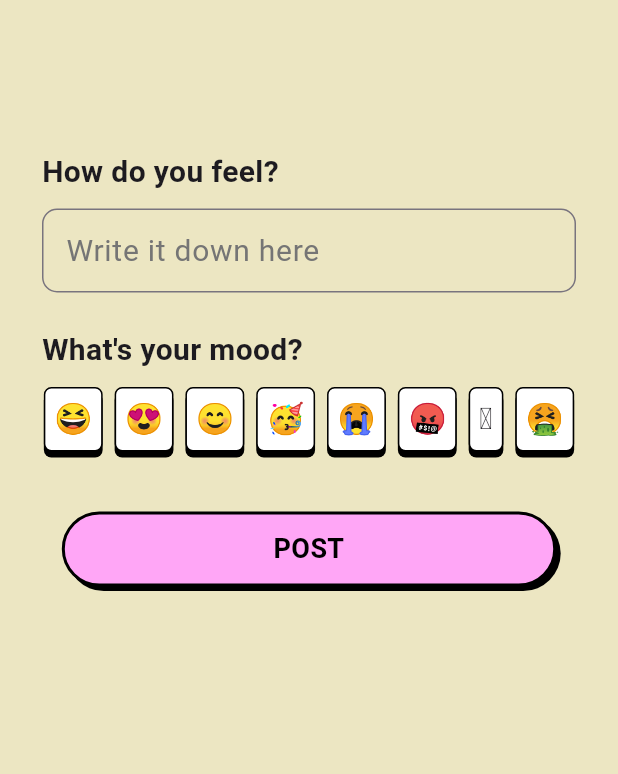
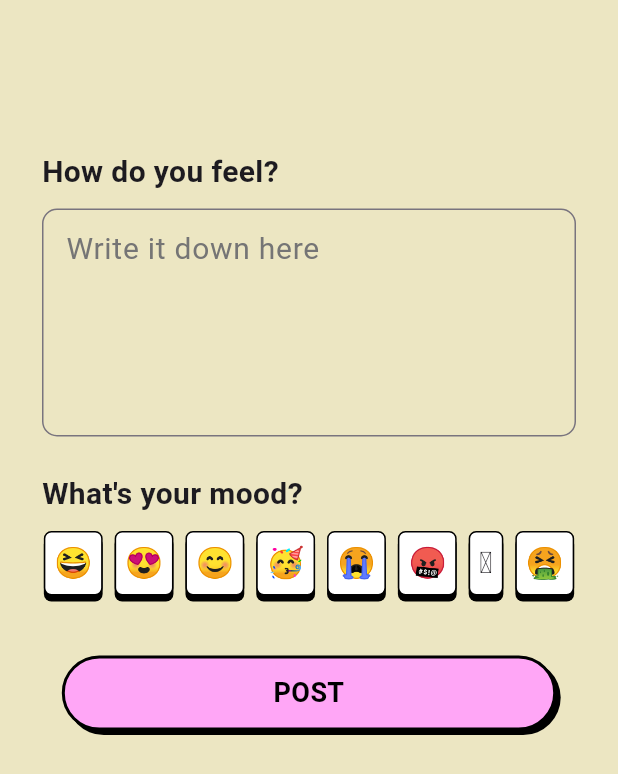
Before and after one commit to Yum2ji/mood_tracker, a Flutter app: the PostScreen screen opened directly, on a phone screen of 412 x 824 dp. Shown: the top 774 px of the screen. Run offline on Flutter 3.47's test engine with Material 3 defaults, Android fonts, the phone set to English and light mode, and no system bars; our stand-ins replace cloud_firestore, firebase_auth, firebase_core, flutter_riverpod, font_awesome_flutter, go_router and 1 more; accounts and stored records are empty.

```diff
--- a/lib/features/authentication/widgets/common/common_form.dart
+++ b/lib/features/authentication/views/common/common_form.dart
@@ -7,9 +7,9 @@ import 'package:mood_tracker/constants/gaps.dart';
 import 'package:mood_tracker/constants/sizes.dart';
 import 'package:mood_tracker/features/authentication/view_models/login_view_models.dart';
 import 'package:mood_tracker/features/authentication/view_models/signup_view_model.dart';
-import 'package:mood_tracker/features/authentication/widgets/common/alert_enter.dart';
-import 'package:mood_tracker/features/authentication/widgets/login_screen.dart';
-import 'package:mood_tracker/features/authentication/widgets/sign_up_screen.dart';
+import 'package:mood_tracker/features/authentication/views/common/alert_enter.dart';
+import 'package:mood_tracker/features/authentication/views/login_screen.dart';
+import 'package:mood_tracker/features/authentication/views/sign_up_screen.dart';
 
 class CommonForm extends ConsumerStatefulWidget {
   final String title;
--- a/lib/features/authentication/widgets/login_screen.dart
+++ b/lib/features/authentication/views/login_screen.dart
@@ -1,7 +1,7 @@
 import 'package:flutter/src/widgets/framework.dart';
 import 'package:flutter_riverpod/flutter_riverpod.dart';
-import 'package:mood_tracker/features/authentication/widgets/common/common_form.dart';
-import 'package:mood_tracker/features/authentication/widgets/sign_up_screen.dart';
+import 'package:mood_tracker/features/authentication/views/common/common_form.dart';
+import 'package:mood_tracker/features/authentication/views/sign_up_screen.dart';
 
 class LoginScreen extends ConsumerWidget {
   static const routeName = "logIn";
--- a/lib/features/authentication/widgets/sign_up_screen.dart
+++ b/lib/features/authentication/views/sign_up_screen.dart
@@ -1,7 +1,7 @@
 import 'package:flutter/src/widgets/framework.dart';
 import 'package:flutter_riverpod/flutter_riverpod.dart';
-import 'package:mood_tracker/features/authentication/widgets/common/common_form.dart';
-import 'package:mood_tracker/features/authentication/widgets/login_screen.dart';
+import 'package:mood_tracker/features/authentication/views/common/common_form.dart';
+import 'package:mood_tracker/features/authentication/views/login_screen.dart';
 
 class SignUpScreen extends ConsumerWidget {
   static String routeName = "signup";
--- a/lib/features/home/views/widgets/message_form.dart
+++ b/lib/features/home/views/widgets/message_form.dart
@@ -68,15 +68,15 @@ class _MessageFormState extends ConsumerState<MessageForm> {
                 style: TextStyle(
                   fontSize: Sizes.size18,
                   color: Colors.black,
-                  fontWeight: FontWeight.w600,
+                  fontWeight: FontWeight.w400,
                 ),
               ),
             ],
           ),
         ),
-        Gaps.v16,
+        Gaps.v8,
         Text(
-          "${widget.createdTime} ago",
+          widget.createdTime,
           style: TextStyle(
             fontSize: Sizes.size16,
             fontWeight: FontWeight.w500,
--- /dev/null
+++ b/lib/features/post/models/post_model.dart
@@ -0,0 +1,29 @@
+class PostModel {
+  final String moodDescription;
+  final String moodIcon;
+  final String createdDate;
+
+  PostModel({
+    required this.moodDescription,
+    required this.moodIcon,
+    required this.createdDate,
+  });
+
+  PostModel.empty()
+      : moodDescription = "",
+        moodIcon = "",
+        createdDate = "";
+
+  PostModel.fromJson({required Map<String, dynamic> json})
+      : moodDescription = json["moodDescription"],
+        moodIcon = json["moodIcon"],
+        createdDate = json["createdDate"];
+
+  Map<String, dynamic> toJson() {
+    return {
+      "moodDescription": moodDescription,
+      "moodIcon": moodIcon,
+      "createdDate": createdDate,
+    };
+  }
+}
--- a/lib/features/post/views/post_screen.dart
+++ b/lib/features/post/views/post_screen.dart
@@ -1,8 +1,10 @@
 import 'package:flutter/material.dart';
-import 'package:flutter/src/widgets/framework.dart';
 import 'package:flutter_riverpod/flutter_riverpod.dart';
 import 'package:mood_tracker/constants/gaps.dart';
 import 'package:mood_tracker/constants/sizes.dart';
+import 'package:mood_tracker/features/home/view_models/timeline_view_models.dart';
+import 'package:mood_tracker/features/post/models/post_model.dart';
+import 'package:mood_tracker/features/post/view_models/post_view_model.dart';
 
 class PostScreen extends ConsumerStatefulWidget {
   const PostScreen({super.key});
@@ -12,15 +14,53 @@ class PostScreen extends ConsumerStatefulWidget {
 }
 
 class PostScreenState extends ConsumerState<PostScreen> {
+  final TextEditingController _feelConroller = TextEditingController();
+  List<String> moods = ["😆", "😍", "😊", "🥳", "😭", "🤬", "🫠", "🤮"];
+  String _feel = "";
+  int _selectedMoodIdx = 8;
+
+  @override
+  void initState() {
+    super.initState();
+
+    _feelConroller.addListener(() {
+      setState(() {
+        _feel = _feelConroller.text;
+      });
+    });
+  }
+
+  @override
+  void dispose() {
+    _feelConroller.dispose();
+    super.dispose();
+  }
+
   void _onScaffoldTap() {
     FocusScope.of(context).unfocus();
+  }
+
+  void _onMoodTap(int idx) {
+    setState(() {
+      _selectedMoodIdx = idx;
+    });
+  }
+
+  void _onPostSummit() {
+    final postInfo = PostModel(
+      moodDescription: _feel,
+      moodIcon: moods[_selectedMoodIdx],
+      createdDate: DateTime.now().toString(),
+    );
+    ref.read(postProvider.notifier).writePost(context, postInfo);
+
   }
 
   @override
   Widget build(BuildContext context) {
     final realSize = MediaQuery.of(context).size;
     return GestureDetector(
-      onTap:_onScaffoldTap ,
+      onTap: _onScaffoldTap,
       child: Scaffold(
         body: Padding(
           padding: EdgeInsets.symmetric(
@@ -41,22 +81,26 @@ class PostScreenState extends ConsumerState<PostScreen> {
               ),
               Gaps.v10,
               TextField(
+                controller: _feelConroller,
+                maxLines: 5,
+                minLines: 5,
                 decoration: InputDecoration(
+                  alignLabelWithHint: true,
                   labelText: 'Write it down here',
                   labelStyle: TextStyle(
                     color: Colors.grey.shade600,
                     fontSize: Sizes.size20,
                     fontWeight: FontWeight.w400,
-                  ), // 레이블 텍스트
+                  ),
                   border: OutlineInputBorder(
                     borderSide: BorderSide(
                       color: Colors.black,
-                    ), // 검은색 테두리
-                    borderRadius: BorderRadius.circular(10.0), // 둥근 모서리
+                    ),
+                    borderRadius: BorderRadius.circular(10.0),
                   ),
                   focusedBorder: OutlineInputBorder(
-                    borderSide: BorderSide(color: Colors.black), // 검은색 테두리
-                    borderRadius: BorderRadius.circular(10.0), // 둥근 모서리
+                    borderSide: BorderSide(color: Colors.black),
+                    borderRadius: BorderRadius.circular(10.0),
                   ),
                 ),
               ),
@@ -72,9 +116,13 @@ class PostScreenState extends ConsumerState<PostScreen> {
               Row(
                 mainAxisAlignment: MainAxisAlignment.center,
                 children: [
-                  Container(
+                  GestureDetector(
+                    onTap: () => _onMoodTap(0),
+                    child: Container(
                       decoration: BoxDecoration(
-                      color: Colors.white,
+                        color: _selectedMoodIdx == 0
+                            ? Color(0xFFFFA6F6)
+                            : Colors.white,
                         border: Border.all(
                           width: 1,
                         ),
@@ -95,10 +143,15 @@ class PostScreenState extends ConsumerState<PostScreen> {
                         ),
                       ),
                     ),
+                  ),
                   Gaps.h8,
-                  Container(
+                  GestureDetector(
+                    onTap: () => _onMoodTap(1),
+                    child: Container(
                       decoration: BoxDecoration(
-                      color: Colors.white,
+                        color: _selectedMoodIdx == 1
+                            ? Color(0xFFFFA6F6)
+                            : Colors.white,
                         border: Border.all(
                           width: 1,
                         ),
@@ -119,10 +172,15 @@ class PostScreenState extends ConsumerState<PostScreen> {
                         ),
                       ),
                     ),
+                  ),
                   Gaps.h8,
-                  Container(
+                  GestureDetector(
+                    onTap: () => _onMoodTap(2),
+                    child: Container(
                       decoration: BoxDecoration(
-                      color: Colors.white,
+                        color: _selectedMoodIdx == 2
+                            ? Color(0xFFFFA6F6)
+                            : Colors.white,
                         border: Border.all(
                           width: 1,
                         ),
@@ -143,10 +201,15 @@ class PostScreenState extends ConsumerState<PostScreen> {
                         ),
                       ),
                     ),
+                  ),
                   Gaps.h8,
-                  Container(
+                  GestureDetector(
+                    onTap: () => _onMoodTap(3),
+                    child: Container(
                       decoration: BoxDecoration(
-                      color: Colors.white,
+                        color: _selectedMoodIdx == 3
+                            ? Color(0xFFFFA6F6)
+                            : Colors.white,
                         border: Border.all(
                           width: 1,
                         ),
@@ -167,10 +230,15 @@ class PostScreenState extends ConsumerState<PostScreen> {
                         ),
                       ),
                     ),
+                  ),
                   Gaps.h8,
-                  Container(
+                  GestureDetector(
+                    onTap: () => _onMoodTap(4),
+                    child: Container(
                       decoration: BoxDecoration(
-                      color: Colors.white,
+                        color: _selectedMoodIdx == 4
+                            ? Color(0xFFFFA6F6)
+                            : Colors.white,
                         border: Border.all(
                           width: 1,
                         ),
@@ -191,10 +259,15 @@ class PostScreenState extends ConsumerState<PostScreen> {
                         ),
                       ),
                     ),
+                  ),
                   Gaps.h8,
-                  Container(
+                  GestureDetector(
+                    onTap: () => _onMoodTap(5),
+                    child: Container(
                       decoration: BoxDecoration(
-                      color: Colors.white,
+                        color: _selectedMoodIdx == 5
+                            ? Color(0xFFFFA6F6)
+                            : Colors.white,
                         border: Border.all(
                           width: 1,
                         ),
@@ -215,10 +288,15 @@ class PostScreenState extends ConsumerState<PostScreen> {
                         ),
                       ),
                     ),
+                  ),
                   Gaps.h8,
-                  Container(
+                  GestureDetector(
+                    onTap: () => _onMoodTap(6),
+                    child: Container(
                       decoration: BoxDecoration(
-                      color: Colors.white,
+                        color: _selectedMoodIdx == 6
+                            ? Color(0xFFFFA6F6)
+                            : Colors.white,
                         border: Border.all(
                           width: 1,
                         ),
@@ -239,10 +317,15 @@ class PostScreenState extends ConsumerState<PostScreen> {
                         ),
                       ),
                     ),
+                  ),
                   Gaps.h8,
-                  Container(
+                  GestureDetector(
+                    onTap: () => _onMoodTap(7),
+                    child: Container(
                       decoration: BoxDecoration(
-                      color: Colors.white,
+                        color: _selectedMoodIdx == 7
+                            ? Color(0xFFFFA6F6)
+                            : Colors.white,
                         border: Border.all(
                           width: 1,
                         ),
@@ -263,10 +346,13 @@ class PostScreenState extends ConsumerState<PostScreen> {
                         ),
                       ),
                     ),
+                  ),
                 ],
               ),
               Gaps.v40,
-              Row(
+              GestureDetector(
+                onTap: _onPostSummit,
+                child: Row(
                   mainAxisAlignment: MainAxisAlignment.center,
                   children: [
                     Container(
@@ -282,9 +368,9 @@ class PostScreenState extends ConsumerState<PostScreen> {
                         borderRadius: BorderRadius.circular(30),
                         boxShadow: [
                           BoxShadow(
-                          color: Colors.black, // 그림자 색상
-                          offset: Offset(3, 3), // 그림자의 위치 (오른쪽, 아래쪽)
-                          spreadRadius: 0, // 그림자의 확장 정도
+                            color: Colors.black,
+                            offset: Offset(3, 3),
+                            spreadRadius: 0,
                           ),
                         ],
                       ),
@@ -300,6 +386,7 @@ class PostScreenState extends ConsumerState<PostScreen> {
                     ),
                   ],
                 ),
+              ),
             ],
           ),
         ),
--- a/lib/main.dart
+++ b/lib/main.dart
@@ -3,8 +3,8 @@ import 'package:flutter/material.dart';
 import 'package:flutter/services.dart';
 import 'package:flutter_riverpod/flutter_riverpod.dart';
 import 'package:mood_tracker/common/main_navigation_screen.dart';
-import 'package:mood_tracker/features/authentication/widgets/login_screen.dart';
-import 'package:mood_tracker/features/authentication/widgets/sign_up_screen.dart';
+import 'package:mood_tracker/features/authentication/views/login_screen.dart';
+import 'package:mood_tracker/features/authentication/views/sign_up_screen.dart';
 import 'package:mood_tracker/firebase_options.dart';
 import 'package:mood_tracker/router.dart';
 import 'package:shared_preferences/shared_preferences.dart';
--- a/lib/router.dart
+++ b/lib/router.dart
@@ -3,8 +3,8 @@ import 'package:flutter_riverpod/flutter_riverpod.dart';
 import 'package:go_router/go_router.dart';
 import 'package:mood_tracker/common/main_navigation_screen.dart';
 import 'package:mood_tracker/features/authentication/repos/authentication_repo.dart';
-import 'package:mood_tracker/features/authentication/widgets/login_screen.dart';
-import 'package:mood_tracker/features/authentication/widgets/sign_up_screen.dart';
+import 'package:mood_tracker/features/authentication/views/login_screen.dart';
+import 'package:mood_tracker/features/authentication/views/sign_up_screen.dart';
 
 final routerProvider = Provider(
   (ref) {
```
Also changed, not shown: lib/features/authentication/view_models/signup_view_model.dart (+8 -3 lines), lib/features/home/view_models/timeline_view_models.dart (added, +37 -0 lines), lib/features/home/views/home_timeline_screen.dart (+25 -14 lines), lib/features/post/repos/post_repo.dart (added, +34 -0 lines), lib/features/post/view_models/post_view_model.dart (added, +65 -0 lines), lib/features/users/repos/user_repo.dart (+5 -2 lines), lib/utils.dart (+22 -0 lines), lib/features/authentication/views/common/alert_enter.dart (renamed from lib/features/authentication/widgets/common/alert_enter.dart). Lines whose indentation alone changed are shown as unchanged.
